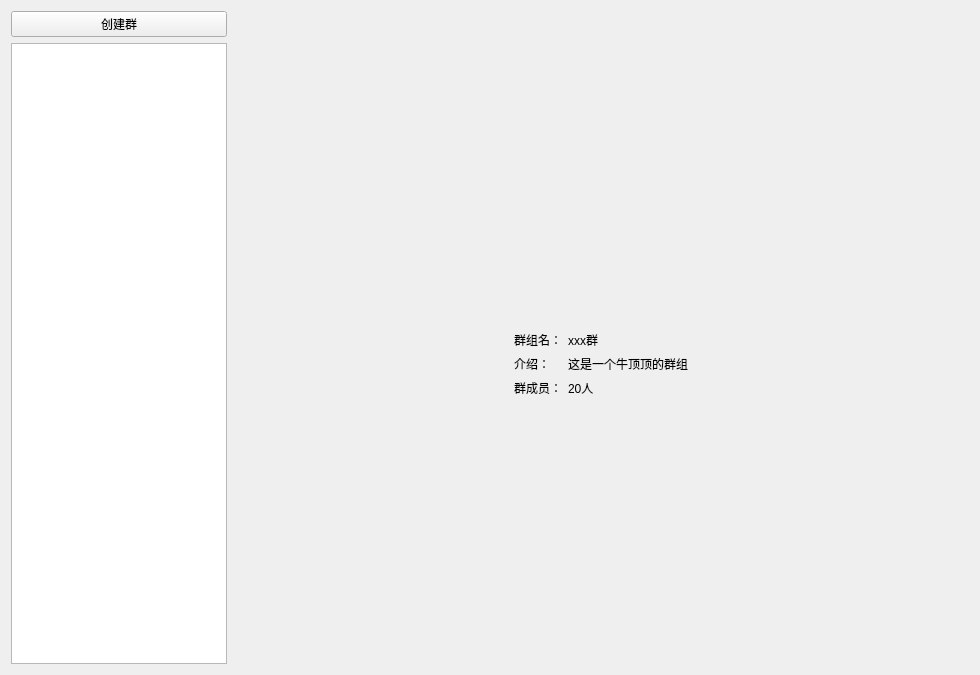
Before: the Qt Designer form GoTestClient/Gui/GroupUi/group_main_widget.ui in leehuitao/IM_SERVICE_CLIENT, drawn with Qt 5.
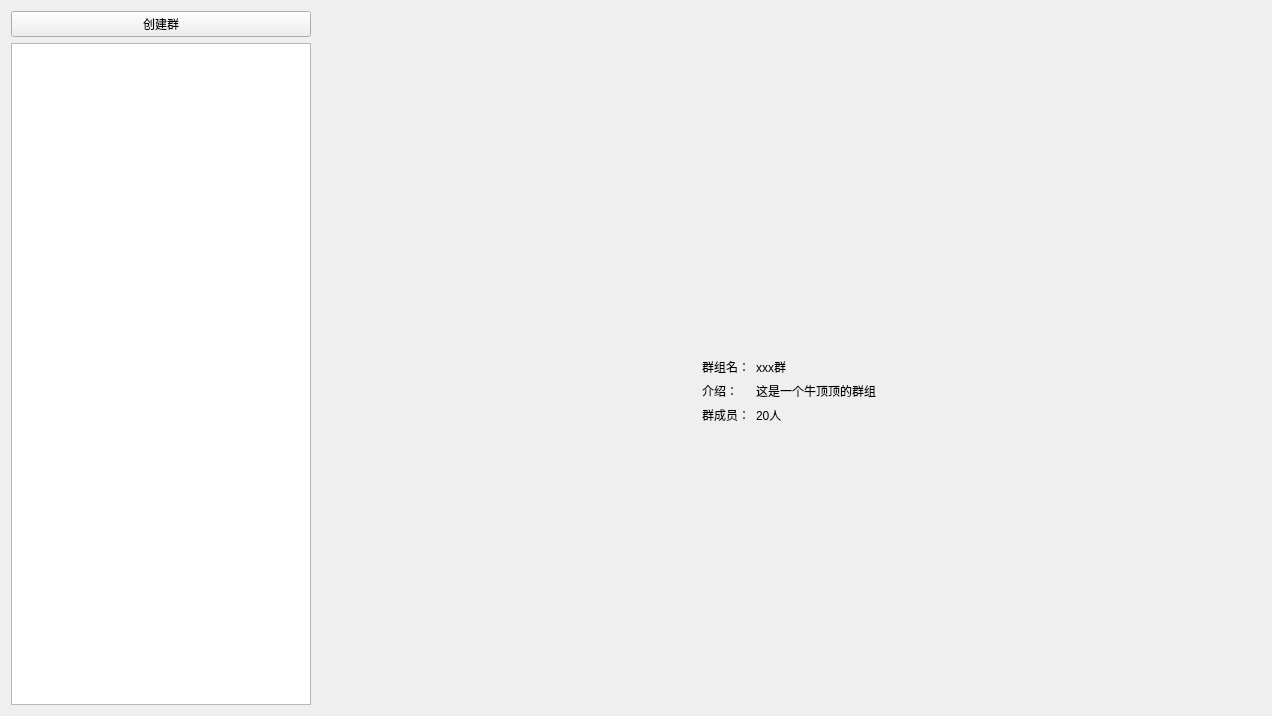
After: the same form once the commit is applied.

What changed in the file:
```diff
--- a/GoTestClient/Gui/GroupUi/group_main_widget.ui
+++ b/GoTestClient/Gui/GroupUi/group_main_widget.ui
@@ -6,14 +6,14 @@
    <rect>
     <x>0</x>
     <y>0</y>
-    <width>980</width>
-    <height>675</height>
+    <width>1272</width>
+    <height>716</height>
    </rect>
   </property>
   <property name="windowTitle">
    <string>Form</string>
   </property>
-  <layout class="QGridLayout" name="gridLayout" columnstretch="1,3,0">
+  <layout class="QGridLayout" name="gridLayout" rowstretch="1,3,0" columnstretch="0,0,0">
    <item row="2" column="2">
     <widget class="QWidget" name="group_info_widget" native="true">
      <layout class="QGridLayout" name="gridLayout_3">
@@ -121,7 +121,20 @@
     </widget>
    </item>
    <item row="1" column="0" rowspan="2" colspan="2">
-    <widget class="QListWidget" name="group_listWidget"/>
+    <widget class="QListWidget" name="group_listWidget">
+     <property name="minimumSize">
+      <size>
+       <width>300</width>
+       <height>0</height>
+      </size>
+     </property>
+     <property name="maximumSize">
+      <size>
+       <width>300</width>
+       <height>16777215</height>
+      </size>
+     </property>
+    </widget>
    </item>
    <item row="0" column="0" colspan="2">
     <widget class="QPushButton" name="create_group_btn">
```
